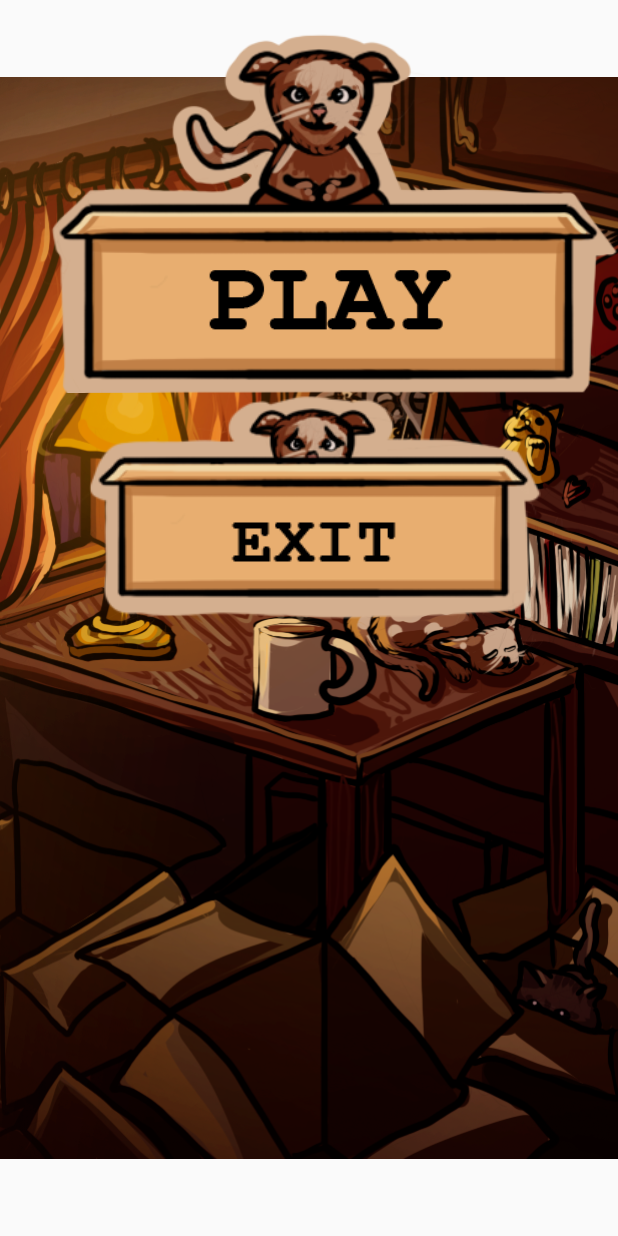
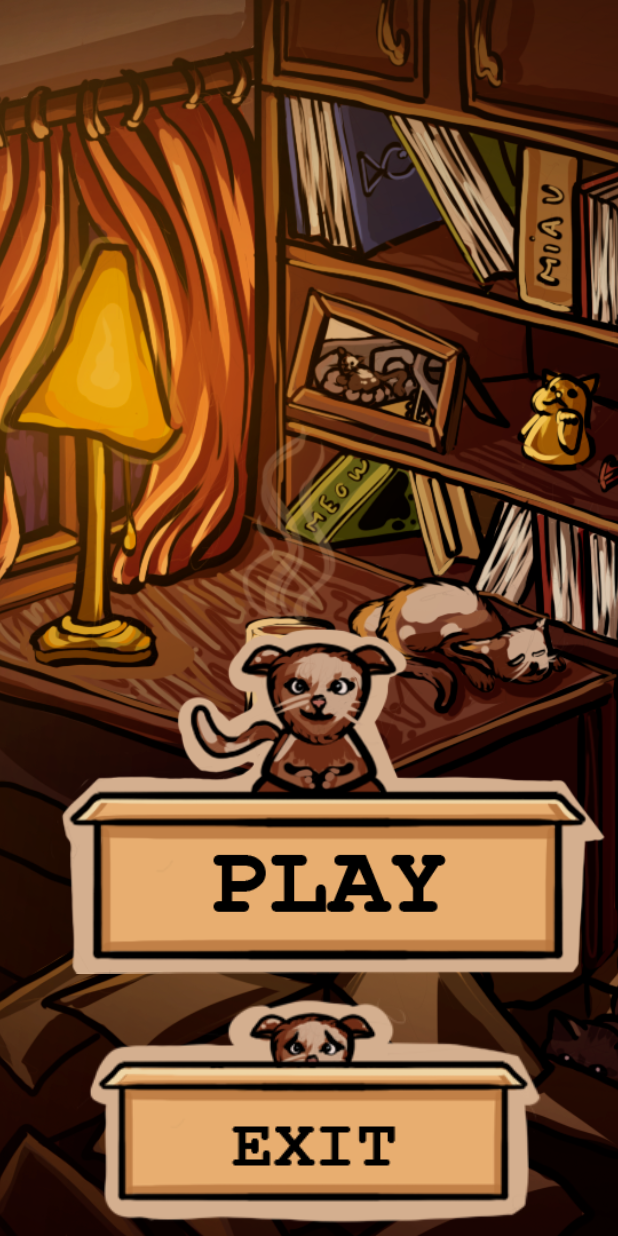
Before and after one commit to ikersuarez01/MovilesPractica2, a Flutter app: the mainMenu screen opened directly, on a phone screen of 412 x 824 dp. Run offline on Flutter 3.47's test engine with Material 2 defaults, Android fonts, the phone set to English and light mode, and no system bars.

Commit message:
alinear abajo

```diff
--- /dev/null
+++ b/practica2/lib/dificultad.dart
@@ -0,0 +1 @@
+import 'package:flutter/material.dart';
--- a/practica2/lib/mainMenu.dart
+++ b/practica2/lib/mainMenu.dart
@@ -1,4 +1,5 @@
 import 'package:flutter/material.dart';
+import 'package:practica2/dificultad.dart';
 
 class mainMenu extends StatefulWidget{
   mainMenu({super.key});
@@ -11,23 +12,40 @@ class _mainMenuState extends State<mainMenu>{
   @override
   Widget build(BuildContext context){
     return Scaffold(//estructura pantalla: AppBar y body
-      body: body(),
+      body: body(context),
       );
   }
 }
 
-Widget body(){
+Widget body(BuildContext context){
   return Container(
      decoration: BoxDecoration(
       image: DecorationImage(image: AssetImage('assets/fondomenuinicial.png'),
-          fit: BoxFit.contain
+          fit: BoxFit.cover
       )
     ),
     child: Center(
       child: Column(
+        mainAxisAlignment: MainAxisAlignment.end,
         children: [
-          Image.asset('assets/play.png'),
-          Image.asset('assets/exit.png')
+          TextButton(
+              onPressed: () {
+                /*Navigator.push(
+                  context,
+                  MaterialPageRoute(builder: (context) => MainGame()),
+            );*/
+              },
+              child: Image.asset('assets/play.png'),
+            ),
+          TextButton(
+              onPressed: () {
+                /*Navigator.push(
+                  context,
+                  MaterialPageRoute(builder: (context) => ()),
+            );*/
+              },
+              child: Image.asset('assets/exit.png'),
+            ),
         ],
       ),
     ),
```
